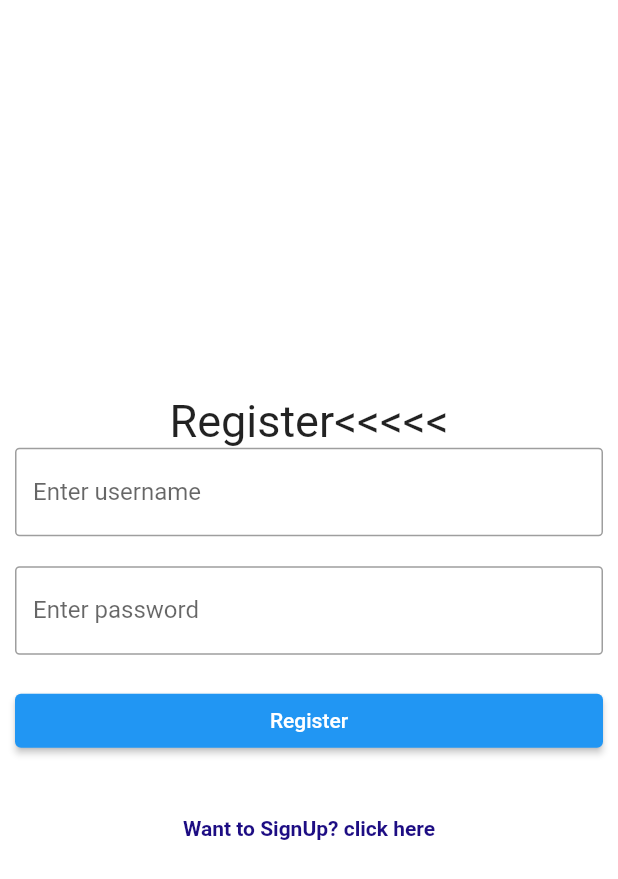
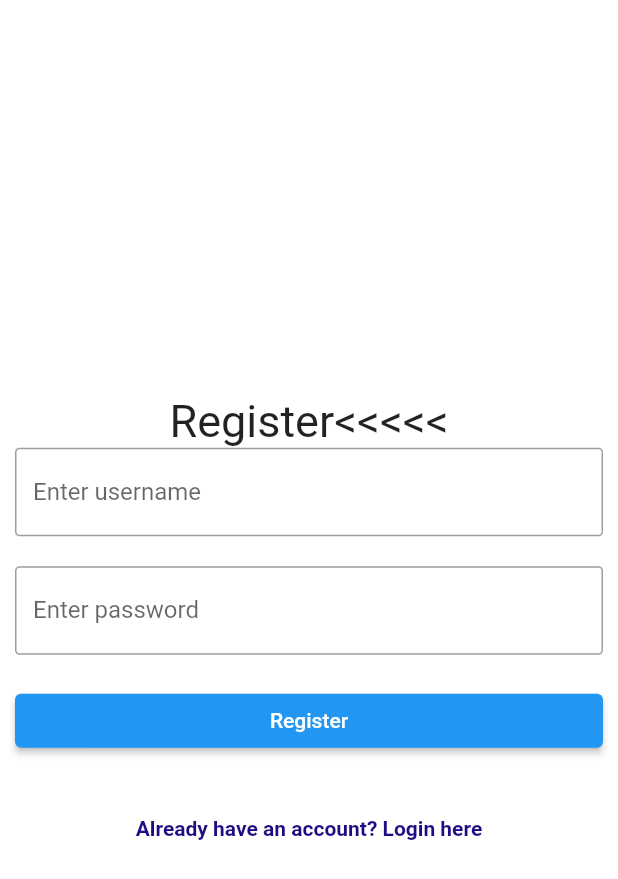
Before and after one commit to dhruvjaink07/dtc-app, a Flutter app: the RegisterPage screen opened by its route, after a tap on "Register", on a phone screen of 412 x 824 dp. Shown: the top 879 px of the screen. Run offline on Flutter 3.47's test engine with Material 2 defaults, Android fonts, the light colour scheme and no system bars; network calls fail.

Commit message:
Updated the code

```diff
--- a/dtc__application/lib/SampleCredPages/registerPage.dart
+++ b/dtc__application/lib/SampleCredPages/registerPage.dart
@@ -1,6 +1,7 @@
-import 'package:dtc__application/api/api.dart';
 import 'package:dtc__application/SampleCredPages/loginPage.dart';
+import 'package:dtc__application/homepage.dart';
 import 'package:flutter/material.dart';
+import 'package:http/http.dart' as http;
 
 class RegisterPage extends StatefulWidget {
   const RegisterPage({Key? key}) : super(key: key);
@@ -12,23 +13,44 @@ class RegisterPage extends StatefulWidget {
 class _RegisterPageState extends State<RegisterPage> {
   TextEditingController username = TextEditingController();
   TextEditingController password = TextEditingController();
+  Future<void> registerUser() async {
+    final apiUrl =
+        'http://localhost:3000/auth/register'; // Replace with your actual API registration endpoint
 
-  Future<void> registerUser() async {
-    final success = await Api.registerUser(username.text, password.text);
+    try {
+      final response = await http.post(
+        Uri.parse(apiUrl),
+        body: {
+          'username': username.text.toString(),
+          'password': password.text.toString(),
+        },
+      );
 
-    if (success) {
-      Navigator.pushReplacementNamed(context, "Home");
+      if (response.statusCode == 200) {
+        // Successful registration
+        print('Registration successful');
+        // Navigate to the login screen or perform other actions
+        Navigator.pushReplacement(
+            context, MaterialPageRoute(builder: (context) => Homepage()));
       } else {
         // Handle registration failure
-      print('Registration failed');
-      // Show an error message or take appropriate action
+        print('Registration failed: ${response.body}');
+        // Show an error message to the user
+        ScaffoldMessenger.of(context).showSnackBar(SnackBar(
+          content: Text('Registration failed. Please try again.'),
+          backgroundColor: Colors.red,
+        ));
+      }
+    } catch (e) {
+      print('Error: $e');
+      // Handle other errors
     }
   }
 
   @override
   Widget build(BuildContext context) {
     return Scaffold(
-      backgroundColor: Color.fromARGB(0, 74, 71, 71),
+      backgroundColor: Color(0x252525),
       body: Container(
         margin: EdgeInsets.all(10),
         child: Column(
@@ -40,41 +62,39 @@ class _RegisterPageState extends State<RegisterPage> {
               decoration: InputDecoration(
                 labelText: "Enter username",
                 hintText: "username goes here..",
-                  border: OutlineInputBorder(
-                      borderRadius: BorderRadius.circular(3))),
+                border:
+                    OutlineInputBorder(borderRadius: BorderRadius.circular(3)),
               ),
-            const SizedBox(
-              height: 20,
             ),
+            const SizedBox(height: 20),
             TextField(
               controller: password,
               decoration: InputDecoration(
                 labelText: "Enter password",
                 hintText: "password goes here..",
-                  border: OutlineInputBorder(
-                      borderRadius: BorderRadius.circular(3))),
+                border:
+                    OutlineInputBorder(borderRadius: BorderRadius.circular(3)),
               ),
-            const SizedBox(
-              height: 20,
             ),
+            const SizedBox(height: 20),
             ElevatedButton(
               onPressed: registerUser,
               child: const Center(
                 child: Text("Register"),
-                )),
-            const SizedBox(
-              height: 40,
               ),
+            ),
+            const SizedBox(height: 40),
             InkWell(
               onTap: () {
                 Navigator.pushReplacement(context,
                     MaterialPageRoute(builder: (context) => LoginPage()));
               },
               child: const Text(
-                "Want to SignUp? click here",
+                "Already have an account? Login here",
                 style: TextStyle(
                   fontWeight: FontWeight.bold,
-                    color: Color.fromARGB(255, 29, 13, 131)),
+                  color: Color.fromARGB(255, 29, 13, 131),
+                ),
               ),
             ),
           ],
--- a/dtc__application/lib/api/api.dart
+++ /dev/null
@@ -1,44 +0,0 @@
-import 'package:http/http.dart' as http;
-import 'dart:convert';
-
-class Api {
-  static const String baseUrl = 'https://127.0.0.1:5010';
-
-  static Future<bool> loginUser(String username, String password) async {
-    final apiUrl = '$baseUrl/auth/login';
-
-    try {
-      final response = await http.post(
-        Uri.parse(apiUrl),
-        body: {
-          'username': username,
-          'password': password,
-        },
-      );
-
-      return response.statusCode == 200;
-    } catch (e) {
-      print('Error: $e');
-      return false;
-    }
-  }
-
-  static Future<bool> registerUser(String username, String password) async {
-    final apiUrl = '$baseUrl/auth/register';
-
-    try {
-      final response = await http.post(
-        Uri.parse(apiUrl),
-        body: {
-          'username': username,
-          'password': password,
-        },
-      );
-
-      return response.statusCode == 200;
-    } catch (e) {
-      print('Error: $e');
-      return false;
-    }
-  }
-}
```
Also changed, not shown: dtc__application/lib/SampleCredPages/loginPage.dart (+32 -10 lines). Lines whose indentation alone changed are shown as unchanged.
